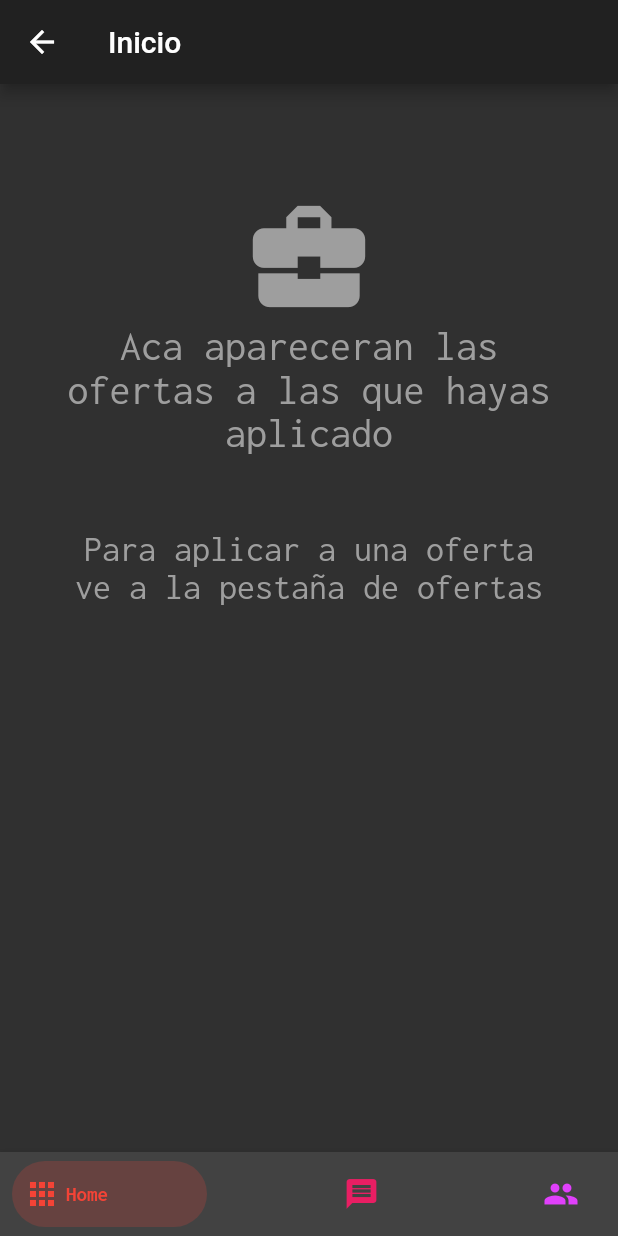
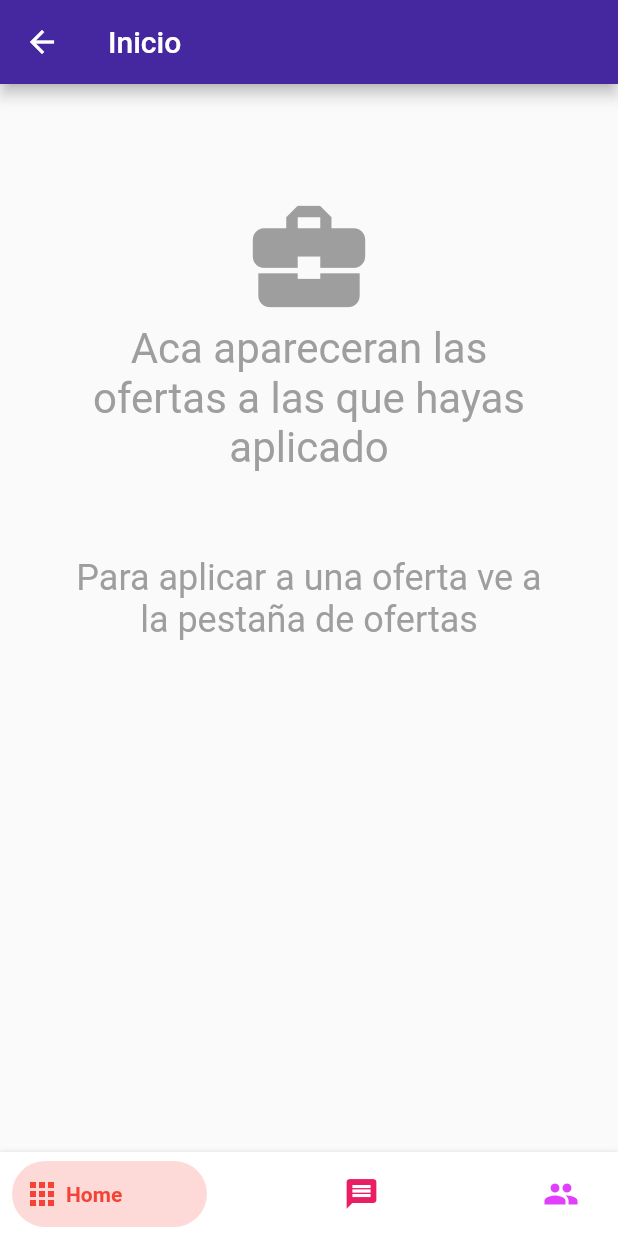
Before and after one commit to checholini/employement_app, a Flutter app: the screen it shows after launch, after a tap on "Login", on a phone screen of 412 x 824 dp. Run offline on Flutter 3.47's test engine with Material 2 defaults, Android fonts, the phone set to English and light mode, and no system bars; drawn by our look-alikes of bottom_navy_bar; our stand-ins replace google_fonts, shared_preferences; Roboto replaces fonts that are missing (Solway).

Commit message:
View updated.

```diff
--- a/lib/main.dart
+++ b/lib/main.dart
@@ -2,13 +2,16 @@ import 'package:employement_app/pages/ColorLoader3.dart';
 import 'package:employement_app/pages/Details.dart';
 import 'package:employement_app/pages/MainView.dart';
 import 'package:employement_app/pages/cvPage.dart';
+import 'package:employement_app/pages/themeProvider.dart';
 import 'package:employement_app/textTheme.dart';
 import 'package:flutter/material.dart';
+import 'package:provider/provider.dart';
 
 import 'pages/HomePage.dart';
 import 'pages/Details.dart';
 import 'pages/LoginPage.dart';
 import 'pages/RegisterPage.dart';
+import 'pages/globals.dart' as global;
 
 void main() => runApp(MyApp());
 
@@ -16,16 +19,29 @@ class MyApp extends StatelessWidget {
   // This widget is the root of your application.
   @override
   Widget build(BuildContext context) {
+    global.tema = bright;
+    return MultiProvider(
+        providers: [
+          ChangeNotifierProvider(
+            create: (BuildContext context) {
+              return ThemeProvider();
+            },
+          )
+        ],
+        child: Consumer<ThemeProvider>(
+          builder: (BuildContext context, ThemeProvider value, Widget child) {
             return MaterialApp(
               title: 'Employement app',
-      theme: dark,
+              theme: global.tema,
               home: ColorLoader3(),
               routes: {
                 '/detalles': (context) => Detail(),
                 '/cv': (context) => CvPage(),
                 '/homePage': (context) => HomePage(),
-        '/registerPage':(context) => RegisterPage(),
+                '/registerPage': (context) => RegisterPage(),
               },
             );
+          },
+        ));
   }
 }
--- a/lib/pages/HomePage.dart
+++ b/lib/pages/HomePage.dart
@@ -1,7 +1,9 @@
 import 'package:bottom_navy_bar/bottom_navy_bar.dart';
 import 'package:employement_app/pages/Offers.dart';
 import 'package:employement_app/pages/Profile.dart';
+import 'package:employement_app/pages/themeProvider.dart';
 import 'package:flutter/material.dart';
+import 'package:provider/provider.dart';
 
 import 'MainView.dart';
 import 'Offers.dart';
@@ -27,7 +29,6 @@ class HomeState extends State<HomePage> {
           child: PageView(
             controller: _pageController,
             onPageChanged: (index) {
-              print(index);
               setState(() => _currentPage = index);
             },
             children: _pages,
--- /dev/null
+++ b/lib/pages/globals.dart
@@ -0,0 +1,5 @@
+library my_prj.globals;
+
+import 'package:flutter/material.dart';
+
+ThemeData tema;
--- /dev/null
+++ b/lib/pages/themeProvider.dart
@@ -0,0 +1,32 @@
+import 'package:employement_app/textTheme.dart';
+import 'package:flutter/material.dart';
+import 'package:shared_preferences/shared_preferences.dart';
+import 'package:employement_app/pages/globals.dart' as global;
+
+class ThemeProvider extends ChangeNotifier {
+  bool _darkTheme = false;
+  bool get isDarkTheme => _darkTheme;
+
+  SharedPreferences _sharedPreferences;
+
+  ThemeProvider() {
+    global.tema = bright;
+    notifyListeners();
+    initConf();
+  }
+
+  void initConf() async {
+    _sharedPreferences = await SharedPreferences.getInstance();
+    bool isDark = _sharedPreferences.getBool('theme') ?? false;
+    if (isDark) {
+      changeTheme();
+    }
+  }
+
+  changeTheme() {
+    _darkTheme = !_darkTheme;
+    global.tema = _darkTheme ? dark : bright;
+    _sharedPreferences.setBool('theme', _darkTheme);
+    notifyListeners();
+  }
+}
--- a/pubspec.yaml
+++ b/pubspec.yaml
@@ -25,6 +25,8 @@ dependencies:
   cupertino_icons: ^0.1.2
   google_fonts: ^1.0.0
   bottom_navy_bar: ^3.0.0
+  shared_preferences: ^0.5.7
+  provider: ^4.0.5
 
 dev_dependencies:
   flutter_test:
```
Also changed, not shown: lib/pages/Profile.dart (+20 -2 lines), lib/textTheme.dart (+2 -9 lines), pubspec.lock. Lines whose indentation alone changed are shown as unchanged.
